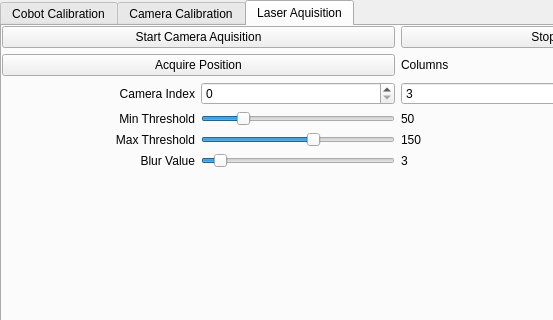
First picture: the form in ApplicationUI/AppDesign.ui, repository diegotonetti99/Cobot-Sawyer-Laser, before the edit; both pictures show x 0 to 553 and y 0 to 320 of the 810 by 625 pixel window.
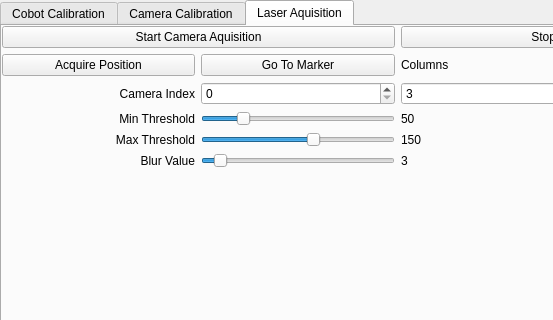
Second picture: the form after the edit. The open tabs and pages were chosen to show the change.

Patch:
```diff
--- a/ApplicationUI/AppDesign.ui
+++ b/ApplicationUI/AppDesign.ui
@@ -311,13 +311,6 @@
          </property>
         </widget>
        </item>
-       <item row="1" column="0" colspan="2">
-        <widget class="QPushButton" name="acquire_laser_pos_btn">
-         <property name="text">
-          <string>Acquire Position</string>
-         </property>
-        </widget>
-       </item>
        <item row="0" column="2" colspan="2">
         <widget class="QPushButton" name="stop_camera_acq_lsr_btn">
          <property name="text">
@@ -479,6 +472,20 @@
          </property>
         </widget>
        </item>
+       <item row="1" column="0">
+        <widget class="QPushButton" name="acquire_laser_pos_btn">
+         <property name="text">
+          <string>Acquire Position</string>
+         </property>
+        </widget>
+       </item>
+       <item row="1" column="1">
+        <widget class="QPushButton" name="go_to_btn">
+         <property name="text">
+          <string>Go To Marker</string>
+         </property>
+        </widget>
+       </item>
       </layout>
      </widget>
     </widget>
```
Left out of the diff: 35 changed lines with no effect on the pictures.
